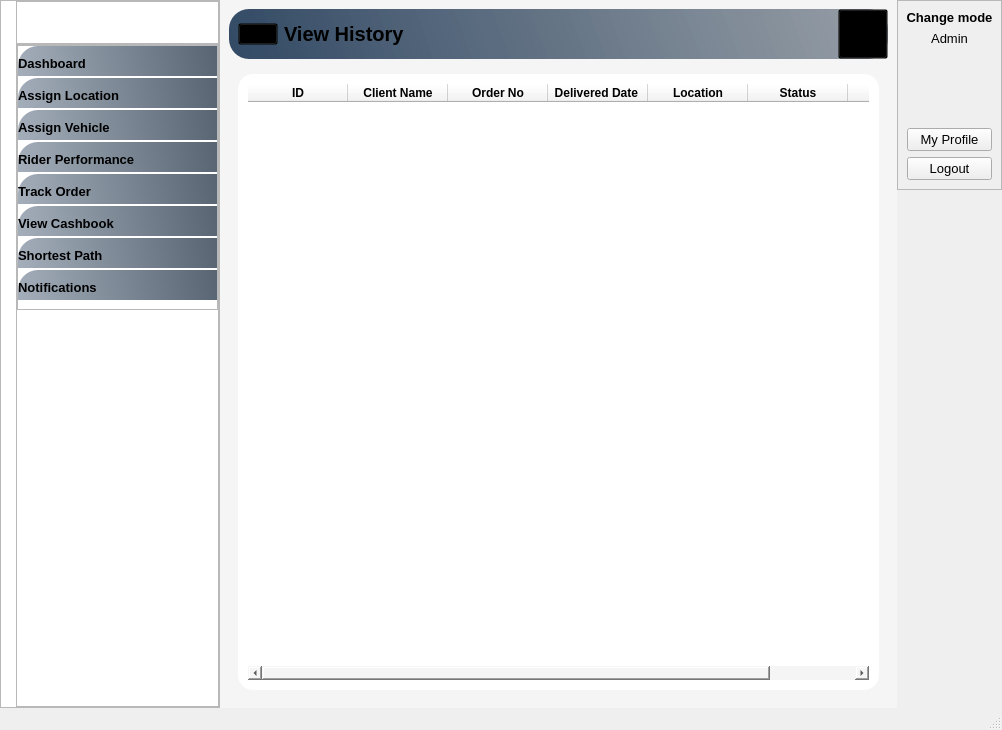
Old version of the form Sales_Agent.ui in the repository mukarramdaniel/Distribution-System_Python.
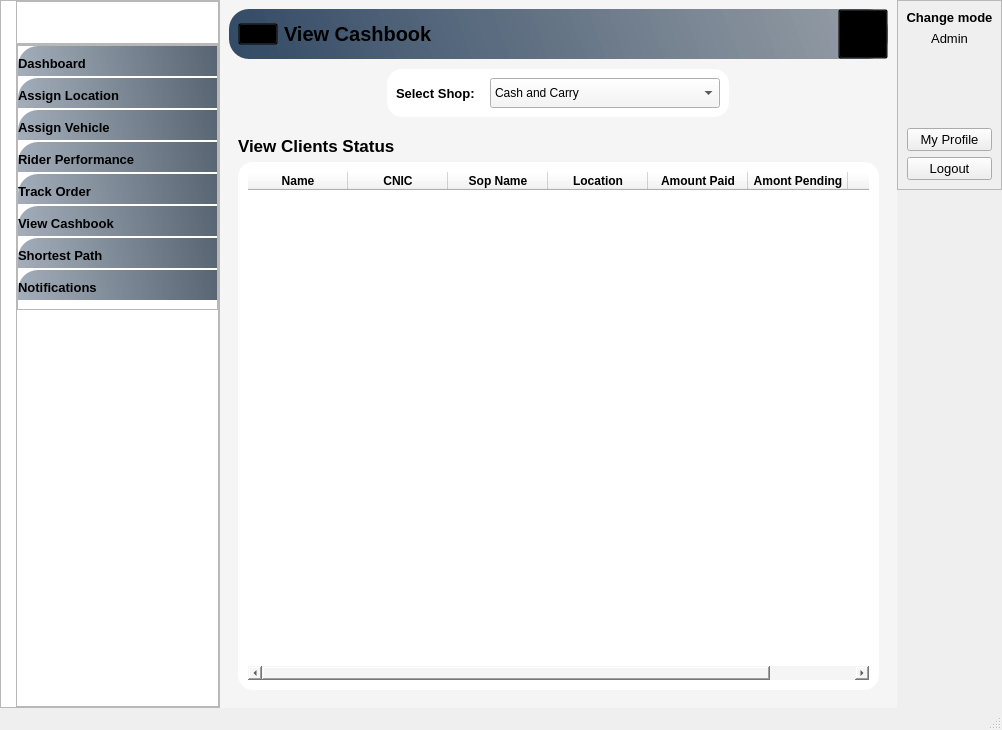
New version of the form. The open tabs and pages were chosen to show the change. Icons and pictures are not drawn.

Commit message: Dev-U27-UI

The edit to the form file:
```diff
--- a/Sales_Agent.ui
+++ b/Sales_Agent.ui
@@ -3542,7 +3542,7 @@
 background-color:qlineargradient(spread:pad,x1:0,y1:0.505682,x2:1,y2:0.477,stop:0 rgba(20,47,78,219),stop:1 rgba(85,98,112,150));
  border-radius: 20px;
 }
-#widget_18{
+#widget_18,#frame{
 background-color:#fff;
  border-radius: 15px;
 }
@@ -3558,6 +3558,9 @@
         <item>
          <widget class="QWidget" name="widget_16" native="true">
           <layout class="QVBoxLayout" name="verticalLayout_13">
+           <property name="spacing">
+            <number>10</number>
+           </property>
            <property name="leftMargin">
             <number>0</number>
            </property>
@@ -3627,7 +3630,7 @@
                     </font>
                    </property>
                    <property name="text">
-                    <string>View History</string>
+                    <string>View Cashbook</string>
                    </property>
                   </widget>
                  </item>
@@ -3681,9 +3684,78 @@
              </layout>
             </widget>
            </item>
+           <item alignment="Qt::AlignHCenter">
+            <widget class="QFrame" name="frame">
+             <property name="minimumSize">
+              <size>
+               <width>0</width>
+               <height>20</height>
+              </size>
+             </property>
+             <property name="frameShape">
+              <enum>QFrame::StyledPanel</enum>
+             </property>
+             <property name="frameShadow">
+              <enum>QFrame::Raised</enum>
+             </property>
+             <layout class="QHBoxLayout" name="horizontalLayout_20">
+              <property name="spacing">
+               <number>15</number>
+              </property>
+              <item>
+               <widget class="QLabel" name="label_28">
+                <property name="font">
+                 <font>
+                  <pointsize>10</pointsize>
+                  <weight>75</weight>
+                  <bold>true</bold>
+                 </font>
+                </property>
+                <property name="text">
+                 <string>Select Shop:</string>
+                </property>
+               </widget>
+              </item>
+              <item>
+               <widget class="QComboBox" name="comboBox_3">
+                <property name="minimumSize">
+                 <size>
+                  <width>230</width>
+                  <height>30</height>
+                 </size>
+                </property>
+                <item>
+                 <property name="text">
+                  <string>Cash and Carry</string>
+                 </property>
+                </item>
+                <item>
+                 <property name="text">
+                  <string>Marhaba</string>
+                 </property>
+                </item>
+               </widget>
+              </item>
+             </layout>
+            </widget>
+           </item>
            <item>
             <widget class="QWidget" name="widget_17" native="true">
              <layout class="QVBoxLayout" name="verticalLayout_16">
+              <item>
+               <widget class="QLabel" name="label_18">
+                <property name="font">
+                 <font>
+                  <pointsize>13</pointsize>
+                  <weight>75</weight>
+                  <bold>true</bold>
+                 </font>
+                </property>
+                <property name="text">
+                 <string>View Clients Status</string>
+                </property>
+               </widget>
+              </item>
               <item>
                <widget class="QWidget" name="widget_18" native="true">
                 <layout class="QVBoxLayout" name="verticalLayout_17">
@@ -3706,7 +3778,7 @@
                    </attribute>
                    <column>
                     <property name="text">
-                     <string>ID</string>
+                     <string>Name</string>
                     </property>
                     <property name="font">
                      <font>
@@ -3717,7 +3789,7 @@
                    </column>
                    <column>
                     <property name="text">
-                     <string>Client Name</string>
+                     <string>CNIC</string>
                     </property>
                     <property name="font">
                      <font>
@@ -3728,18 +3800,7 @@
                    </column>
                    <column>
                     <property name="text">
-                     <string>Order No</string>
-                    </property>
-                    <property name="font">
-                     <font>
-                      <weight>75</weight>
-                      <bold>true</bold>
-                     </font>
-                    </property>
-                   </column>
-                   <column>
-                    <property name="text">
-                     <string>Delivered Date </string>
+                     <string>Sop Name</string>
                     </property>
                     <property name="font">
                      <font>
@@ -3759,6 +3820,28 @@
                      </font>
                     </property>
                    </column>
+                   <column>
+                    <property name="text">
+                     <string>Amount Paid</string>
+                    </property>
+                    <property name="font">
+                     <font>
+                      <weight>75</weight>
+                      <bold>true</bold>
+                     </font>
+                    </property>
+                   </column>
+                   <column>
+                    <property name="text">
+                     <string>Amont Pending</string>
+                    </property>
+                    <property name="font">
+                     <font>
+                      <weight>75</weight>
+                      <bold>true</bold>
+                     </font>
+                    </property>
+                   </column>
                    <column>
                     <property name="text">
                      <string>Status</string>
@@ -3770,17 +3853,6 @@
                      </font>
                     </property>
                    </column>
-                   <column>
-                    <property name="text">
-                     <string>Amont</string>
-                    </property>
-                    <property name="font">
-                     <font>
-                      <weight>75</weight>
-                      <bold>true</bold>
-                     </font>
-                    </property>
-                   </column>
                   </widget>
                  </item>
                 </layout>
```
Left out of the diff: 4 changed lines with no effect on the pictures. The commit also changes 2 other files.
